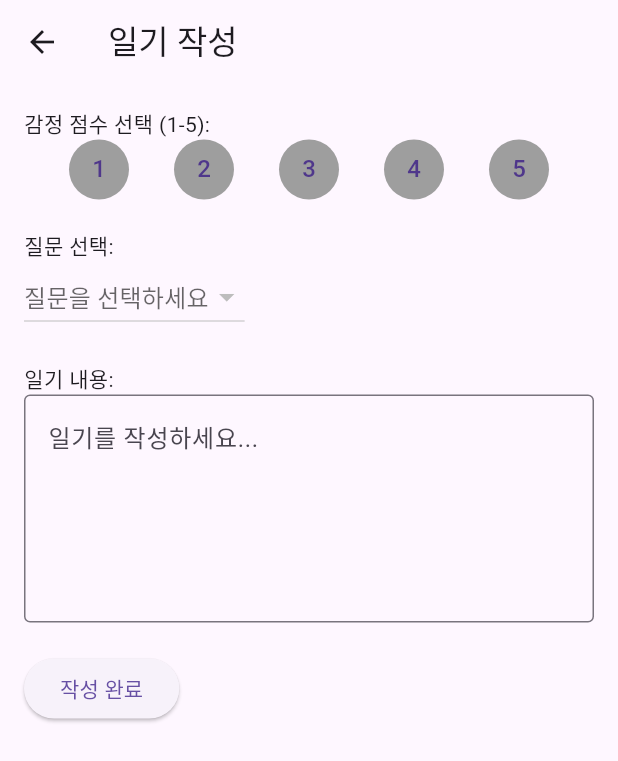
After one commit to leafdesk/lifelog, a Flutter app: the DiaryEntryScreen screen opened directly, after a tap on "작성 완료", on a phone screen of 412 x 824 dp. The commit adds this screen. Shown: the top 761 px of the screen. Run offline on Flutter 3.47's test engine with Material 3 defaults, Android fonts, the phone set to English and light mode, and no system bars; our stand-ins replace dio, fl_chart, freezed_annotation, get, logger, pretty_dio_logger and 2 more; generated files the repository leaves out were written again; network calls fail.

Commit message:
🚧 [WIP] 일기 작성 페이지 작업 중

```diff
--- /dev/null
+++ b/lib/screens/home/diary/diary_entry_controller.dart
@@ -0,0 +1,35 @@
+import 'package:get/get.dart';
+import 'package:lifelog/models/question/question_model.dart';
+import 'package:lifelog/utils/data_state.dart';
+import 'package:lifelog/utils/log_util.dart';
+import 'package:lifelog/repositories/custom_question_repository.dart';
+
+class DiaryEntryController extends GetxController {
+  static String tag = "DiaryEntryController";
+  RxList<QuestionModel> questions = <QuestionModel>[].obs;
+  RxString currentQuestion = ''.obs;
+
+  @override
+  void onInit() {
+    super.onInit();
+    loadQuestions(); // 컨트롤러 초기화 시 질문 목록 로드
+  }
+
+  Future<void> loadQuestions() async {
+    try {
+      int userId = 1; // 실제 사용자 ID로 대체
+      final result =
+          await CustomQuestionRepository().getCustomQuestionsByUser(userId);
+
+      if (result is DataSuccess<List<QuestionModel>>) {
+        questions.assignAll(result.data ?? []);
+      } else {
+        LogUtil.e(tag, 'loadQuestions. ${result.error}');
+        questions.assignAll([]);
+      }
+    } catch (e) {
+      LogUtil.e(tag, 'loadQuestions. $e');
+      questions.assignAll([]);
+    }
+  }
+}
--- /dev/null
+++ b/lib/screens/home/diary/diary_entry_screen.dart
@@ -0,0 +1,120 @@
+import 'package:flutter/material.dart';
+import 'package:get/get.dart';
+import 'package:lifelog/screens/home/home_controller.dart';
+import 'package:lifelog/screens/home/diary/diary_entry_controller.dart';
+import 'package:lifelog/repositories/answer_repository.dart';
+import 'package:lifelog/utils/data_state.dart';
+
+class DiaryEntryScreen extends StatefulWidget {
+  const DiaryEntryScreen({super.key});
+
+  @override
+  State<DiaryEntryScreen> createState() => _DiaryEntryScreenState();
+}
+
+class _DiaryEntryScreenState extends State<DiaryEntryScreen> {
+  final HomeController _homeController = Get.find();
+  final DiaryEntryController _diaryEntryController =
+      Get.put(DiaryEntryController());
+  final TextEditingController _diaryContentController = TextEditingController();
+  int? _selectedEmotionScore;
+
+  @override
+  void initState() {
+    super.initState();
+    // 질문 로드
+    _diaryEntryController.loadQuestions();
+  }
+
+  @override
+  Widget build(BuildContext context) {
+    return Scaffold(
+      appBar: AppBar(
+        title: const Text('일기 작성'),
+      ),
+      body: Padding(
+        padding: const EdgeInsets.all(16.0),
+        child: Column(
+          crossAxisAlignment: CrossAxisAlignment.start,
+          children: [
+            const Text('감정 점수 선택 (1-5):'),
+            Row(
+              mainAxisAlignment: MainAxisAlignment.spaceEvenly,
+              children: List.generate(5, (index) {
+                return GestureDetector(
+                  onTap: () {
+                    setState(() {
+                      _selectedEmotionScore = index + 1;
+                    });
+                  },
+                  child: CircleAvatar(
+                    backgroundColor: _selectedEmotionScore == index + 1
+                        ? Colors.blue
+                        : Colors.grey,
+                    child: Text('${index + 1}'),
+                  ),
+                );
+              }),
+            ),
+            const SizedBox(height: 20),
+            const Text('질문 선택:'),
+            Obx(() {
+              return DropdownButton<int>(
+                hint: const Text('질문을 선택하세요'),
+                items: _diaryEntryController.questions.map((question) {
+                  return DropdownMenuItem<int>(
+                    value: question.id,
+                    child: Text(question.question ?? ''),
+                  );
+                }).toList(),
+                onChanged: (value) {
+                  _diaryEntryController.currentQuestion.value =
+                      value.toString();
+                },
+              );
+            }),
+            const SizedBox(height: 20),
+            const Text('일기 내용:'),
+            TextField(
+              controller: _diaryContentController,
+              maxLines: 5,
+              decoration: const InputDecoration(
+                border: OutlineInputBorder(),
+                hintText: '일기를 작성하세요...',
+              ),
+            ),
+            const SizedBox(height: 20),
+            ElevatedButton(
+              onPressed: () async {
+                if (_selectedEmotionScore != null &&
+                    _diaryContentController.text.isNotEmpty) {
+                  // 일기 등록 API 호출
+                  final diaryEntry = {
+                    'emotion_score': _selectedEmotionScore,
+                    'content': _diaryContentController.text,
+                  };
+                  final result = await _homeController.diaryRepository
+                      .createDiaryEntry(diaryEntry);
+
+                  if (result is DataSuccess) {
+                    // 질문에 대한 답변 등록
+                    final answer = {
+                      'question_id': _diaryEntryController
+                          .currentQuestion.value, // 선택된 질문 ID
+                      'answer_text': _diaryContentController.text,
+                    };
+                    await AnswerRepository().createAnswer(answer);
+                    Get.back(); // 이전 페이지로 돌아가기
+                  } else {
+                    // 에러 처리
+                  }
+                }
+              },
+              child: const Text('작성 완료'),
+            ),
+          ],
+        ),
+      ),
+    );
+  }
+}
--- a/lib/screens/home/home_controller.dart
+++ b/lib/screens/home/home_controller.dart
@@ -1,4 +1,3 @@
-import 'package:flutter/foundation.dart';
 import 'package:get/get.dart';
 import 'package:lifelog/repositories/diary_repository.dart';
 import 'package:lifelog/utils/data_state.dart';
@@ -42,6 +41,8 @@ class HomeController extends GetxController {
         content.value = entry?.content ?? '';
         emotionScore.value = entry?.emotionScore ?? '';
       } else {
+        content.value = '';
+        emotionScore.value = '';
         LogUtil.i(tag, "loadDiaryData. DataFailed");
       }
     } catch (e) {
--- a/lib/screens/home/home_screen.dart
+++ b/lib/screens/home/home_screen.dart
@@ -1,4 +1,5 @@
 import 'package:flutter/material.dart';
+import 'package:lifelog/screens/home/diary/diary_entry_screen.dart';
 import 'package:table_calendar/table_calendar.dart';
 import 'package:get/get.dart';
 import 'package:lifelog/screens/home/home_controller.dart';
@@ -67,6 +68,16 @@ class _HomeScreenState extends State<HomeScreen> {
           ),
         ],
       ),
+      floatingActionButton: FloatingActionButton(
+        onPressed: () {
+          Get.to(() => const DiaryEntryScreen());
+        },
+        child: Obx(() {
+          return Icon(
+            _homeController.content.value.isNotEmpty ? Icons.edit : Icons.add,
+          );
+        }),
+      ),
     );
   }
 }
```
